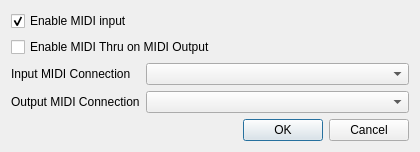
The window that trunk/desktop/src/midisetup.ui (svn2github/vmpk) describes before a commit, drawn with Qt 5.
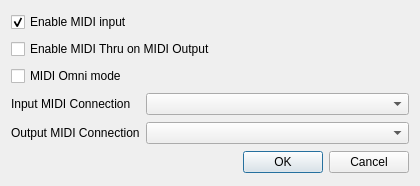
The same window after the commit. Icons and pictures are not drawn.

Commit message: MIDI input fixed RtMIDI header cleanup MIDI Omni mode (unfinished)

The edit to the form file:
```diff
--- a/trunk/desktop/src/midisetup.ui
+++ b/trunk/desktop/src/midisetup.ui
@@ -24,7 +24,7 @@
     <x>0</x>
     <y>0</y>
     <width>420</width>
-    <height>151</height>
+    <height>186</height>
    </rect>
   </property>
   <property name="minimumSize">
@@ -64,7 +64,7 @@
      </property>
     </widget>
    </item>
-   <item row="2" column="0">
+   <item row="3" column="0">
     <widget class="QLabel" name="labelInput">
      <property name="sizePolicy">
       <sizepolicy hsizetype="Minimum" vsizetype="Preferred">
@@ -80,7 +80,7 @@
      </property>
     </widget>
    </item>
-   <item row="2" column="1">
+   <item row="3" column="1">
     <widget class="QComboBox" name="comboInput">
      <property name="sizePolicy">
       <sizepolicy hsizetype="Expanding" vsizetype="Fixed">
@@ -99,7 +99,7 @@
      </property>
     </widget>
    </item>
-   <item row="3" column="0">
+   <item row="4" column="0">
     <widget class="QLabel" name="labelOutput">
      <property name="sizePolicy">
       <sizepolicy hsizetype="Minimum" vsizetype="Preferred">
@@ -115,7 +115,7 @@
      </property>
     </widget>
    </item>
-   <item row="3" column="1">
+   <item row="4" column="1">
     <widget class="QComboBox" name="comboOutput">
      <property name="sizePolicy">
       <sizepolicy hsizetype="Expanding" vsizetype="Fixed">
@@ -134,7 +134,7 @@
      </property>
     </widget>
    </item>
-   <item row="4" column="0" colspan="2">
+   <item row="5" column="0" colspan="2">
     <widget class="QDialogButtonBox" name="buttonBox">
      <property name="orientation">
       <enum>Qt::Horizontal</enum>
@@ -144,6 +144,13 @@
      </property>
     </widget>
    </item>
+   <item row="2" column="0">
+    <widget class="QCheckBox" name="chkOmni">
+     <property name="text">
+      <string>MIDI Omni mode</string>
+     </property>
+    </widget>
+   </item>
   </layout>
  </widget>
  <resources>
```
The commit also changes 16 other files.
